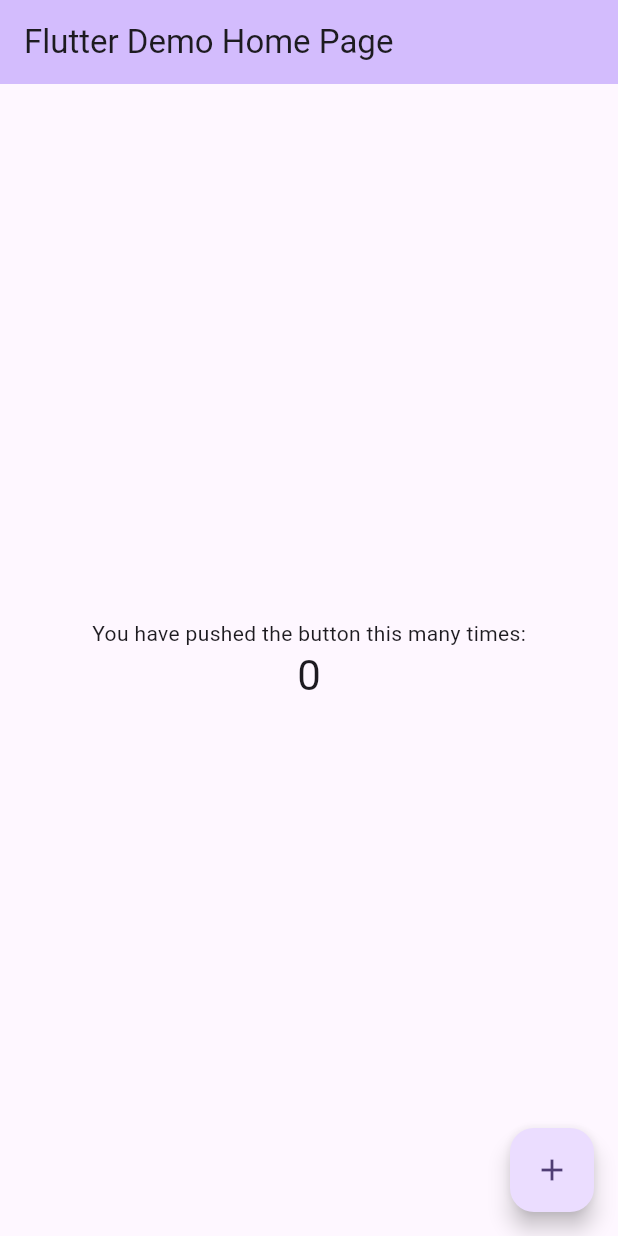
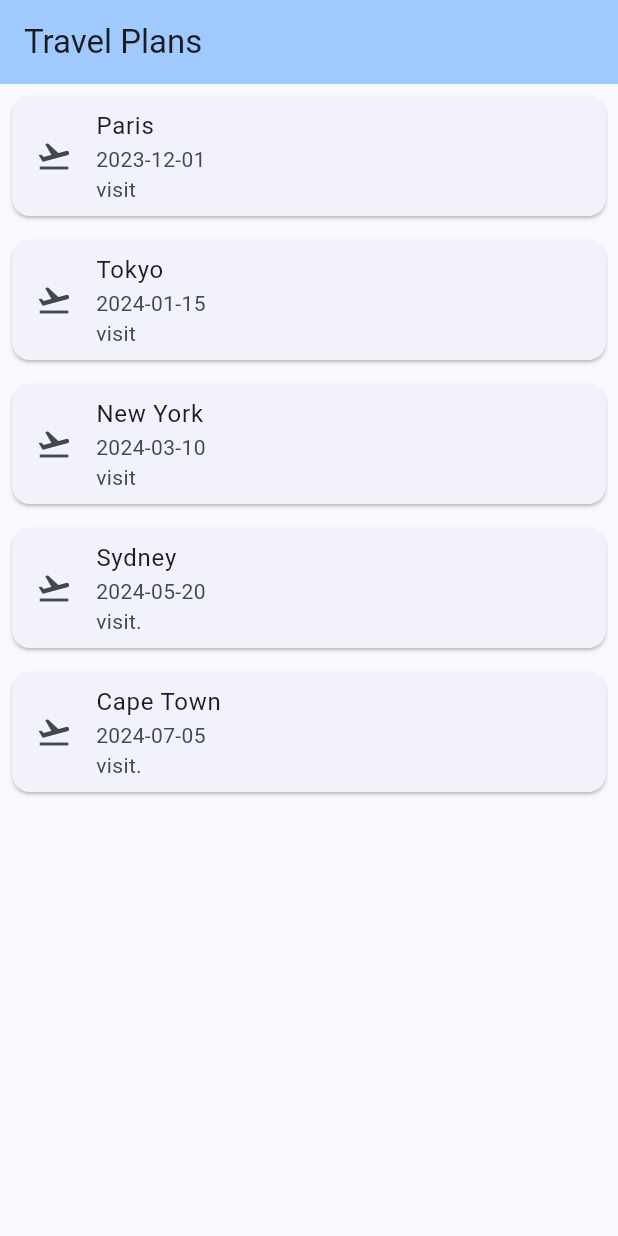
Before and after one commit to YummyFrog/mad_cw4, a Flutter app: the screen it shows after launch, on a phone screen of 412 x 824 dp. Run offline on Flutter 3.47's test engine with Material 3 defaults, Android fonts, the phone set to English and light mode, and no system bars.

Commit message:
created travel plans

```diff
--- a/lib/main.dart
+++ b/lib/main.dart
@@ -1,122 +1,84 @@
 import 'package:flutter/material.dart';
 
 void main() {
-  runApp(const MyApp());
+  runApp(const TravelPlansApp());
 }
 
-class MyApp extends StatelessWidget {
-  const MyApp({super.key});
+class TravelPlansApp extends StatelessWidget {
+  const TravelPlansApp({super.key});
 
-  // This widget is the root of your application.
   @override
   Widget build(BuildContext context) {
     return MaterialApp(
-      title: 'Flutter Demo',
+      title: 'Travel Plans',
       theme: ThemeData(
-        // This is the theme of your application.
-        //
-        // TRY THIS: Try running your application with "flutter run". You'll see
-        // the application has a purple toolbar. Then, without quitting the app,
-        // try changing the seedColor in the colorScheme below to Colors.green
-        // and then invoke "hot reload" (save your changes or press the "hot
-        // reload" button in a Flutter-supported IDE, or press "r" if you used
-        // the command line to start the app).
-        //
-        // Notice that the counter didn't reset back to zero; the application
-        // state is not lost during the reload. To reset the state, use hot
-        // restart instead.
-        //
-        // This works for code too, not just values: Most code changes can be
-        // tested with just a hot reload.
-        colorScheme: ColorScheme.fromSeed(seedColor: Colors.deepPurple),
+        colorScheme: ColorScheme.fromSeed(seedColor: Colors.blue),
+        useMaterial3: true,
       ),
-      home: const MyHomePage(title: 'Flutter Demo Home Page'),
+      home: const TravelPlansHomePage(),
     );
   }
 }
 
-class MyHomePage extends StatefulWidget {
-  const MyHomePage({super.key, required this.title});
-
-  // This widget is the home page of your application. It is stateful, meaning
-  // that it has a State object (defined below) that contains fields that affect
-  // how it looks.
-
-  // This class is the configuration for the state. It holds the values (in this
-  // case the title) provided by the parent (in this case the App widget) and
-  // used by the build method of the State. Fields in a Widget subclass are
-  // always marked "final".
-
-  final String title;
+class TravelPlansHomePage extends StatefulWidget {
+  const TravelPlansHomePage({super.key});
 
   @override
-  State<MyHomePage> createState() => _MyHomePageState();
+  State<TravelPlansHomePage> createState() => _TravelPlansHomePageState();
 }
 
-class _MyHomePageState extends State<MyHomePage> {
-  int _counter = 0;
-
-  void _incrementCounter() {
-    setState(() {
-      // This call to setState tells the Flutter framework that something has
-      // changed in this State, which causes it to rerun the build method below
-      // so that the display can reflect the updated values. If we changed
-      // _counter without calling setState(), then the build method would not be
-      // called again, and so nothing would appear to happen.
-      _counter++;
-    });
-  }
+class _TravelPlansHomePageState extends State<TravelPlansHomePage> {
+  final List<Map<String, String>> travelPlans = [
+    {
+      'destination': 'Paris',
+      'date': '2023-12-01',
+      'description': 'visit'
+    },
+    {
+      'destination': 'Tokyo',
+      'date': '2024-01-15',
+      'description': 'visit'
+    },
+    {
+      'destination': 'New York',
+      'date': '2024-03-10',
+      'description': 'visit'
+    },
+    {
+      'destination': 'Sydney',
+      'date': '2024-05-20',
+      'description': 'visit.'
+    },
+    {
+      'destination': 'Cape Town',
+      'date': '2024-07-05',
+      'description': 'visit.'
+    },
+  ];
 
   @override
   Widget build(BuildContext context) {
-    // This method is rerun every time setState is called, for instance as done
-    // by the _incrementCounter method above.
-    //
-    // The Flutter framework has been optimized to make rerunning build methods
-    // fast, so that you can just rebuild anything that needs updating rather
-    // than having to individually change instances of widgets.
     return Scaffold(
       appBar: AppBar(
-        // TRY THIS: Try changing the color here to a specific color (to
-        // Colors.amber, perhaps?) and trigger a hot reload to see the AppBar
-        // change color while the other colors stay the same.
+        title: const Text('Travel Plans'),
         backgroundColor: Theme.of(context).colorScheme.inversePrimary,
-        // Here we take the value from the MyHomePage object that was created by
-        // the App.build method, and use it to set our appbar title.
-        title: Text(widget.title),
       ),
-      body: Center(
-        // Center is a layout widget. It takes a single child and positions it
-        // in the middle of the parent.
-        child: Column(
-          // Column is also a layout widget. It takes a list of children and
-          // arranges them vertically. By default, it sizes itself to fit its
-          // children horizontally, and tries to be as tall as its parent.
-          //
-          // Column has various properties to control how it sizes itself and
-          // how it positions its children. Here we use mainAxisAlignment to
-          // center the children vertically; the main axis here is the vertical
-          // axis because Columns are vertical (the cross axis would be
-          // horizontal).
-          //
-          // TRY THIS: Invoke "debug painting" (choose the "Toggle Debug Paint"
-          // action in the IDE, or press "p" in the console), to see the
-          // wireframe for each widget.
-          mainAxisAlignment: MainAxisAlignment.center,
-          children: <Widget>[
-            const Text('You have pushed the button this many times:'),
-            Text(
-              '$_counter',
-              style: Theme.of(context).textTheme.headlineMedium,
+      body: ListView.builder(
+        itemCount: travelPlans.length,
+        itemBuilder: (context, index) {
+          final plan = travelPlans[index];
+          return Card(
+            margin: const EdgeInsets.all(8.0),
+            child: ListTile(
+              title: Text(plan['destination']!),
+              subtitle: Text('${plan['date']}\n${plan['description']}'),
+              leading: const Icon(Icons.flight_takeoff),
+              onTap: () {
+              },
             ),
-          ],
-        ),
+          );
+        },
       ),
-      floatingActionButton: FloatingActionButton(
-        onPressed: _incrementCounter,
-        tooltip: 'Increment',
-        child: const Icon(Icons.add),
-      ), // This trailing comma makes auto-formatting nicer for build methods.
     );
   }
 }
```
